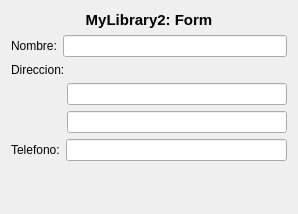
Qt form MyLibrary2/mylibrary2_form.ui (jmruiza/Qt_Tests) before a commit.
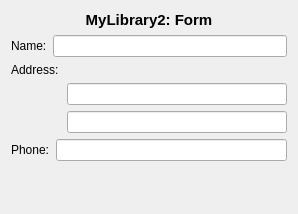
The same form after that commit.

```diff
--- a/MyLibrary2/mylibrary2_form.ui
+++ b/MyLibrary2/mylibrary2_form.ui
@@ -36,7 +36,7 @@
      <item>
       <widget class="QLabel" name="label_2">
        <property name="text">
-        <string>Nombre:</string>
+        <string>Name:</string>
        </property>
       </widget>
      </item>
@@ -50,7 +50,7 @@
      <item>
       <widget class="QLabel" name="label_3">
        <property name="text">
-        <string>Direccion:</string>
+        <string>Address:</string>
        </property>
       </widget>
      </item>
@@ -127,7 +127,7 @@
      <item>
       <widget class="QLabel" name="label_4">
        <property name="text">
-        <string>Telefono:</string>
+        <string>Phone:</string>
        </property>
       </widget>
      </item>
```
